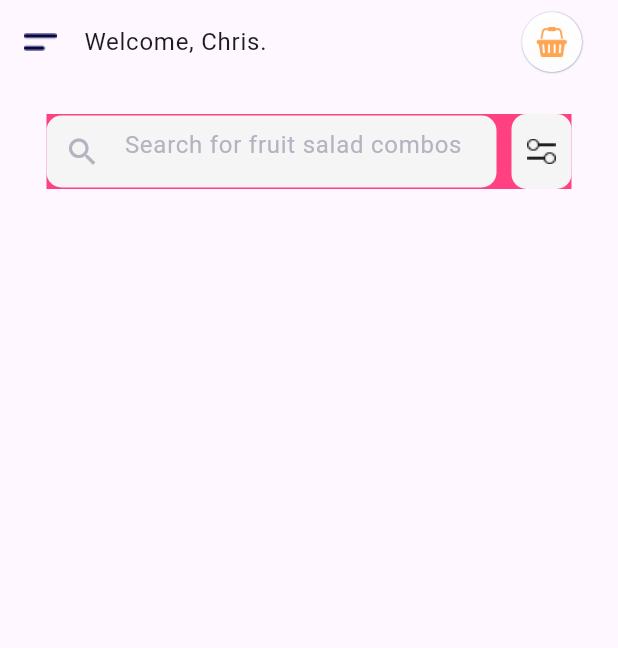
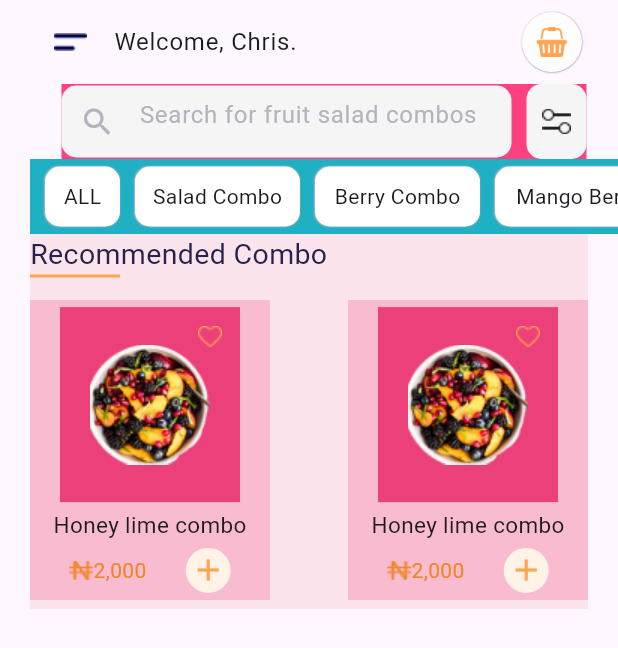
Before and after one commit to HashirSaudKhan/Flutter, a Flutter app: the screen it shows after launch, on a phone screen of 412 x 824 dp. Shown: the top 648 px of the screen. Run offline on Flutter 3.47's test engine with Material 3 defaults, Android fonts, the phone set to English and light mode, and no system bars.

Commit message:
Added half homescreen work

```diff
--- /dev/null
+++ b/lib/home_screen/hlc_bmc/honeylc-berrymc.dart
@@ -0,0 +1,61 @@
+import 'package:flutter/material.dart';
+
+class HoneyLimeCombo_BerryMangoCombo extends StatelessWidget {
+  const HoneyLimeCombo_BerryMangoCombo({super.key});
+
+  @override
+  Widget build(BuildContext context) {
+    return Container(
+      width: 160,
+      height: 200,
+      color: Colors.pink[100],
+      child: Column(
+        mainAxisAlignment: MainAxisAlignment.spaceEvenly,
+        children: [
+          Stack(
+            alignment: AlignmentDirectional.topEnd,
+            children: [
+              Container(
+                  height: 130,
+                  width: 120,
+                  color: Colors.pink[400],
+                  child: Image.asset(
+                      'assets/images/Honey-Lime-Peach-Fruit-Salad-3-725x725-1-removebg-preview 1.png')),
+              Container(
+                height: 40,
+                width: 40,
+                //color: Colors.pink[200],
+                child: Image.asset('assets/images/Vector.png'),
+              ),
+            ],
+          ),
+          const Text(
+            "Honey lime combo",
+            style: TextStyle(fontSize: 15),
+          ),
+          Row(
+            mainAxisAlignment: MainAxisAlignment.spaceEvenly,
+            children: [
+              Container(
+                  child: Row(children: [
+                Image.asset('assets/images/N.png'),
+                const Text(
+                  "2,000",
+                  style: TextStyle(
+                    color: Color(0xffF08626),
+                  ),
+                )
+              ])),
+              const CircleAvatar(
+                radius: 15,
+                backgroundColor: Color(0xffFFF2E7),
+                foregroundColor: Color(0xffFFA451),
+                child: Icon(Icons.add),
+              )
+            ],
+          )
+        ],
+      ),
+    );
+  }
+}
--- a/lib/home_screen/home_screen_one.dart
+++ b/lib/home_screen/home_screen_one.dart
@@ -1,4 +1,6 @@
 import 'package:figma_app/home_screen/drawer/drawer.dart';
+import 'package:figma_app/home_screen/hlc_bmc/honeylc-berrymc.dart';
+import 'package:figma_app/home_screen/pos_list/pos_list.dart';
 import 'package:flutter/material.dart';
 
 class Home_Screen_One extends StatelessWidget {
@@ -9,6 +11,8 @@ class Home_Screen_One extends StatelessWidget {
     return Scaffold(
       drawer: const Drawer(child: mydrawer()),
       body: SafeArea(
+        child: Container(
+          padding: const EdgeInsets.only(left: 20),
           child: Column(
             children: [
               ListTile(
@@ -46,8 +50,9 @@ class Home_Screen_One extends StatelessWidget {
               Container(
                 height: 50,
                 width: 350,
+                //width: double.infinity,
                 decoration: const BoxDecoration(color: Colors.pinkAccent),
-              margin: const EdgeInsets.all(20),
+                //margin: const EdgeInsets.all(20),
                 child: Row(
                   mainAxisAlignment: MainAxisAlignment.spaceBetween,
                   children: [
@@ -77,8 +82,62 @@ class Home_Screen_One extends StatelessWidget {
                             AssetImage('assets/images/Group 6.png')))
                   ],
                 ),
+              ),
+              Container(
+                width: double.infinity,
+                height: 50,
+                color: const Color.fromARGB(255, 31, 176, 196),
+                child: const SingleChildScrollView(
+                  scrollDirection: Axis.horizontal,
+                  child: Row(
+                    mainAxisSize: MainAxisSize.min,
+                    children: [
+                      SizedBox(width: 10),
+                      Pos_List(
+                        txtName: "ALL",
+                        widthRange: 50,
+                      ),
+                      SizedBox(width: 10),
+                      Pos_List(txtName: "Salad Combo", widthRange: 110),
+                      SizedBox(width: 10),
+                      Pos_List(txtName: "Berry Combo", widthRange: 110),
+                      SizedBox(width: 10),
+                      Pos_List(txtName: "Mango Berry", widthRange: 110)
+                    ],
+                  ),
+                ),
+              ),
+              Container(
+                margin: const EdgeInsets.only(right: 20),
+                color: Colors.pink[50],
+                width: double.infinity,
+                height: 250,
+                child: Column(
+                  crossAxisAlignment: CrossAxisAlignment.start,
+                  children: [
+                    const Text(
+                      "Recommended Combo",
+                      style: TextStyle(fontSize: 19, color: Color(0xff27214D)),
+                    ),
+                    Container(
+                      margin: const EdgeInsets.only(bottom: 15),
+                      width: 60,
+                      height: 2,
+                      color: const Color(0xffFFA451),
+                    ),
+                    const Row(
+                      mainAxisAlignment: MainAxisAlignment.spaceBetween,
+                      //mainAxisSize: MainAxisSize.min,
+                      children: [
+                        HoneyLimeCombo_BerryMangoCombo(),
+                        HoneyLimeCombo_BerryMangoCombo()
+                      ],
                     )
                   ],
+                ),
+              )
+            ],
+          ),
         ),
       ),
     );
--- /dev/null
+++ b/lib/home_screen/pos_list/pos_list.dart
@@ -0,0 +1,26 @@
+import 'package:flutter/material.dart';
+
+class Pos_List extends StatelessWidget {
+  final String txtName;
+  final double widthRange;
+  const Pos_List({super.key, required this.txtName, required this.widthRange});
+
+  @override
+  Widget build(BuildContext context) {
+    return Container(
+      height: 40,
+      width: widthRange,
+      decoration: const BoxDecoration(
+          color: Colors.white,
+          borderRadius: BorderRadius.all(Radius.circular(10)),
+          boxShadow: [
+            BoxShadow(
+              color: Color(0xffB4B4C0),
+              blurRadius: 0.1,
+              offset: Offset(-0.3, 0),
+            ),
+          ]),
+      child: Center(child: Text(txtName)),
+    );
+  }
+}
```
Also changed, not shown: assets/images/Glowing-Berry-Fruit-Salad.png (added), assets/images/Honey-Lime-Peach-Fruit-Salad-3-725x725-1-removebg-preview 1.png (added), assets/images/N.png (added), assets/images/Vector.png (added). Lines whose indentation alone changed are shown as unchanged.
